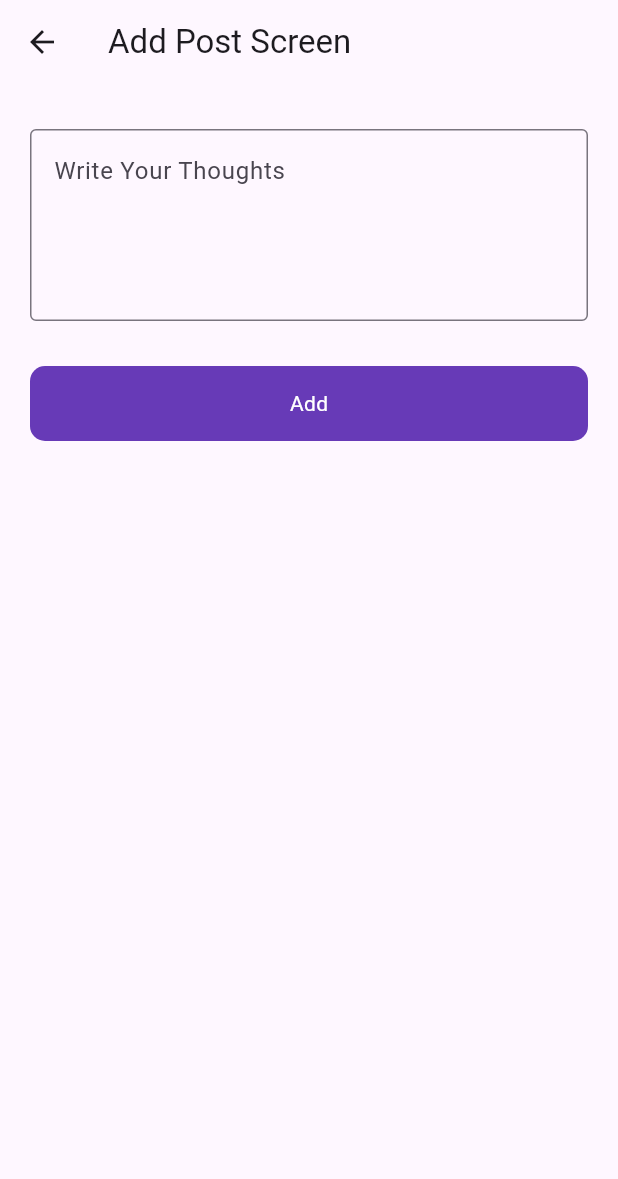
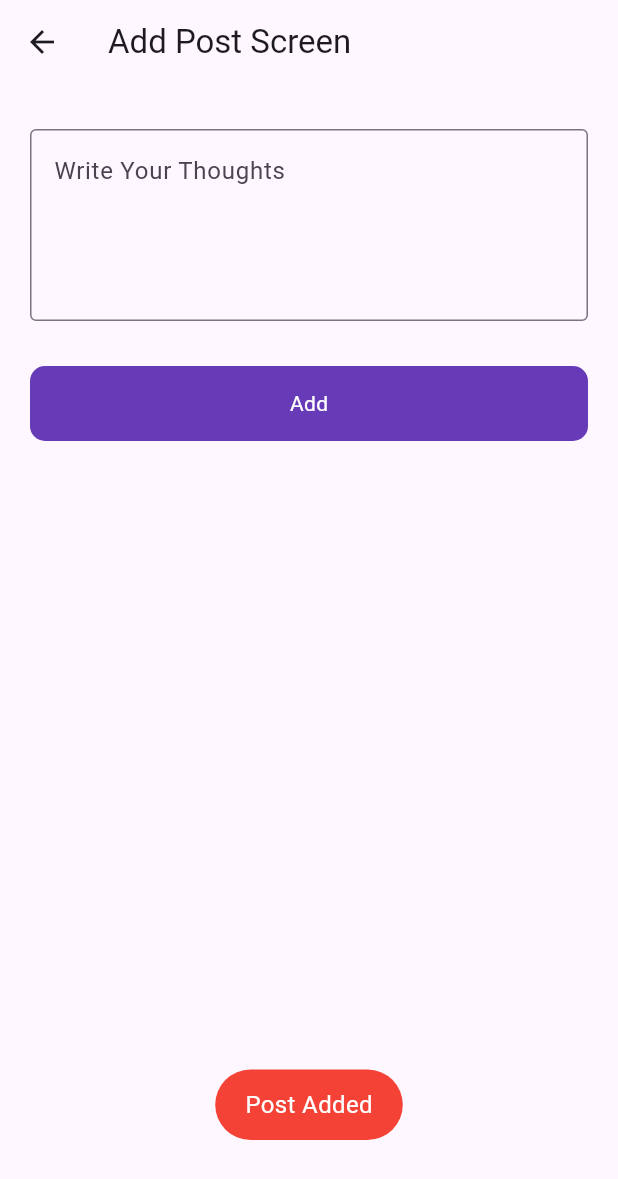
Before and after one commit to Usaid-Dev/firebase, a Flutter app: the AddPostScreen screen opened directly, after a tap on "Add", on a phone screen of 412 x 824 dp. Shown: the top 1179 px of the screen. Run offline on Flutter 3.47's test engine with Material 3 defaults, Android fonts, the phone set to English and light mode, and no system bars; our stand-ins replace firebase_auth, firebase_core, firebase_database, fluttertoast; accounts and stored records are empty.

Commit message:
Added Firebase Real Time Database

```diff
--- a/lib/Ui/posts/add_posts.dart
+++ b/lib/Ui/posts/add_posts.dart
@@ -1,4 +1,6 @@
+import 'package:firebase/utils/utils.dart';
 import 'package:firebase/widgets/round_button.dart';
+import 'package:firebase_database/firebase_database.dart';
 import 'package:flutter/material.dart';
 
 class AddPostScreen extends StatefulWidget {
@@ -9,6 +11,12 @@ class AddPostScreen extends StatefulWidget {
 }
 
 class _AddPostScreenState extends State<AddPostScreen> {
+  final postController = TextEditingController();
+
+  bool loading = false;
+
+  final databaseRef = FirebaseDatabase.instance.ref('Post');
+
   @override
   Widget build(BuildContext context) {
     return Scaffold(
@@ -23,6 +31,7 @@ class _AddPostScreenState extends State<AddPostScreen> {
               height: 30,
             ),
             TextFormField(
+              controller: postController,
               maxLines: 4,
               decoration: InputDecoration(
                   hintText: "Write Your Thoughts",
@@ -31,7 +40,28 @@ class _AddPostScreenState extends State<AddPostScreen> {
             SizedBox(
               height: 30,
             ),
-            RoundButton(title: "Add", onTap: () {})
+            RoundButton(
+                title: "Add",
+                loading: loading,
+                onTap: () {
+                  setState(() {
+                    loading = true;
+                  });
+                  databaseRef.child('1').set({
+                    'title': postController.text.toString(),
+                    'id': 1,
+                  }).then((value) {
+                    Utils().toastMessage('Post Added');
+                    setState(() {
+                      loading = false;
+                    });
+                  }).onError((error, stackTrace) {
+                    Utils().toastMessage(error.toString());
+                    setState(() {
+                      loading = false;
+                    });
+                  });
+                })
           ],
         ),
       ),
--- a/pubspec.yaml
+++ b/pubspec.yaml
@@ -32,6 +32,7 @@ dependencies:
   cupertino_icons: ^1.0.2
   firebase_auth: ^4.16.0
   firebase_core: ^2.24.2
+  firebase_database: ^10.4.5
   firebase_storage: ^11.6.0
   flutter:
     sdk: flutter
```
Also changed, not shown: pubspec.lock, 2 other files.
